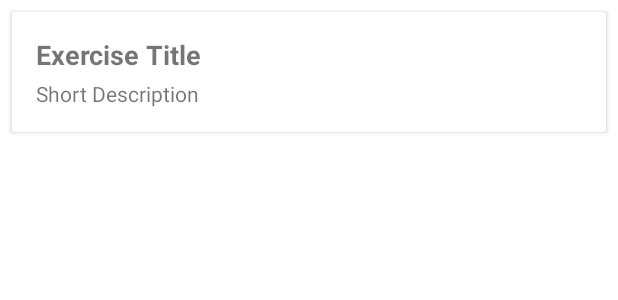
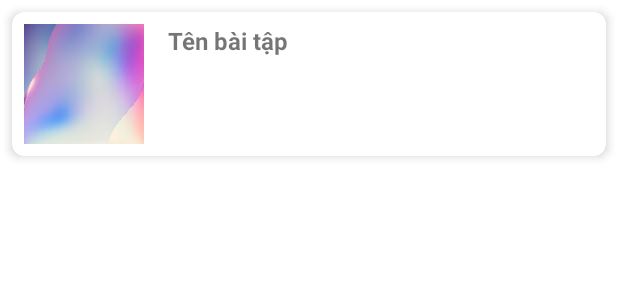
Before and after one commit to TeacherLoc/BaoCaoAndroid, an Android app: the layout exercise_item.xml on its own in the app's theme, with its tools: preview values and no code run, on a phone screen of 412 x 824 dp. Shown: the top 300 px of the screen. Run offline under Robolectric (Android 15) with nearby library versions, the light colour scheme and no system bars; Roboto replaces fonts that are not available here.

Commit message:
up lan 2
sửa tâp thể dục

```diff
--- a/app_android-master/app/build.gradle.kts
+++ b/app_android-master/app/build.gradle.kts
@@ -2,6 +2,7 @@ plugins {
     alias(libs.plugins.android.application)
     alias(libs.plugins.kotlin.android)
     id("com.google.gms.google-services")
+    id("androidx.navigation.safeargs.kotlin")
 }
 
 android {
@@ -36,6 +37,7 @@ android {
     buildFeatures {
         viewBinding = true
     }
+
 }
 
 dependencies {
@@ -50,10 +52,13 @@ dependencies {
     implementation(libs.androidx.activity)
     implementation(libs.firebase.database.ktx)
     implementation(libs.firebase.firestore.ktx)
+    implementation("androidx.navigation:navigation-fragment-ktx:2.8.5")
+    implementation("androidx.navigation:navigation-ui-ktx:2.8.5")
     testImplementation(libs.junit)
     androidTestImplementation(libs.androidx.junit)
     androidTestImplementation(libs.androidx.espresso.core)
     implementation("com.github.PhilJay:MPAndroidChart:v3.1.0")
     implementation(platform("com.google.firebase:firebase-bom:33.5.0"))
+
     implementation("com.google.firebase:firebase-analytics")
 }
--- a/app_android-master/app/src/main/java/com/example/app_n1/MainActivity.kt
+++ b/app_android-master/app/src/main/java/com/example/app_n1/MainActivity.kt
@@ -25,7 +25,7 @@ class MainActivity : AppCompatActivity() {
 
         val appBarConfiguration = AppBarConfiguration(
             setOf(
-                R.id.navigation_home, R.id.navigation_favorite, R.id.navigation_aboutme
+                R.id.navigation_home, R.id.navigation_exercise, R.id.navigation_aboutme
             )
         )
         setupActionBarWithNavController(navController, appBarConfiguration)
--- a/app_android-master/app/src/main/java/com/example/app_n1/models/modelsAll.kt
+++ b/app_android-master/app/src/main/java/com/example/app_n1/models/modelsAll.kt
@@ -48,7 +48,8 @@ data class DailyLog(
 
 data class Exercise(
     val title: String,
-    val description: String
+    val description: String,
+    val imageResId: Int
 )
 
 data class Meal(
--- a/app_android-master/app/src/main/java/com/example/app_n1/ui/home/HomeFragment.kt
+++ b/app_android-master/app/src/main/java/com/example/app_n1/ui/home/HomeFragment.kt
@@ -144,6 +144,9 @@ class HomeFragment : Fragment() {
             alertDialog.dismiss()
         }
 
+        dialogView.findViewById<Button>(R.id.cancel_buttones).setOnClickListener {
+        }
+
         // Hiển thị AlertDialog
         alertDialog.show()
     }
--- a/app_android-master/app/src/main/res/layout/bottom_sheet_layout.xml
+++ b/app_android-master/app/src/main/res/layout/bottom_sheet_layout.xml
@@ -29,6 +29,7 @@
         android:textSize="18sp"
         android:paddingTop="20sp"
         android:textStyle="bold" />
+
     <Button
         android:id="@+id/cancel_buttones"
         android:layout_width="match_parent"
--- a/app_android-master/app/src/main/res/layout/exercise_item.xml
+++ b/app_android-master/app/src/main/res/layout/exercise_item.xml
@@ -1,30 +1,34 @@
 <?xml version="1.0" encoding="utf-8"?>
 <androidx.cardview.widget.CardView xmlns:android="http://schemas.android.com/apk/res/android"
+    xmlns:app="http://schemas.android.com/apk/res-auto"
     android:layout_width="match_parent"
     android:layout_height="wrap_content"
     android:layout_margin="8dp"
-    android:elevation="4dp">
+    app:cardCornerRadius="8dp"
+    app:cardElevation="4dp">
 
     <LinearLayout
         android:layout_width="match_parent"
         android:layout_height="wrap_content"
-        android:orientation="vertical"
-        android:padding="16dp">
+        android:orientation="horizontal"
+        android:padding="8dp">
+
+        <ImageView
+            android:id="@+id/imageExercise"
+            android:layout_width="80dp"
+            android:layout_height="80dp"
+            android:scaleType="centerCrop"
+            android:src="@drawable/decor_anh" />
 
         <TextView
-            android:id="@+id/tv_exercise_title"
-            android:layout_width="wrap_content"
+            android:id="@+id/textExerciseTitle"
+            android:layout_width="0dp"
             android:layout_height="wrap_content"
-            android:text="Exercise Title"
-            android:textSize="18sp"
+            android:layout_marginStart="16dp"
+            android:layout_weight="1"
+            android:text="Tên bài tập"
+            android:textSize="16sp"
             android:textStyle="bold" />
 
-        <TextView
-            android:id="@+id/tv_exercise_description"
-            android:layout_width="wrap_content"
-            android:layout_height="wrap_content"
-            android:text="Short Description"
-            android:textSize="14sp"
-            android:layout_marginTop="4dp" />
     </LinearLayout>
 </androidx.cardview.widget.CardView>
--- a/app_android-master/app/src/main/res/layout/fragment_home.xml
+++ b/app_android-master/app/src/main/res/layout/fragment_home.xml
@@ -353,7 +353,6 @@
                 </LinearLayout>
             </androidx.cardview.widget.CardView>
             <LinearLayout
-                xmlns:android="http://schemas.android.com/apk/res/android"
                 android:layout_width="match_parent"
                 android:layout_height="wrap_content"
                 android:orientation="vertical"
@@ -421,7 +420,7 @@
                     android:id="@+id/recyclernote"
                     android:layout_width="match_parent"
                     android:layout_height="wrap_content"
-                    android:padding="5sp"/>
+                    android:padding="5sp" />
             </LinearLayout>
 
         </LinearLayout>
--- a/app_android-master/app/src/main/res/menu/bottom_nav_menu.xml
+++ b/app_android-master/app/src/main/res/menu/bottom_nav_menu.xml
@@ -2,7 +2,7 @@
 <menu xmlns:android="http://schemas.android.com/apk/res/android">
 
     <item
-        android:id="@+id/navigation_favorite"
+        android:id="@+id/navigation_exercise"
         android:icon="@drawable/baseline_favorite_24"
         android:title="@string/title_exercise" />
 
--- a/app_android-master/build.gradle.kts
+++ b/app_android-master/build.gradle.kts
@@ -3,4 +3,10 @@ plugins {
     alias(libs.plugins.android.application) apply false
     alias(libs.plugins.kotlin.android) apply false
     id("com.google.gms.google-services") version "4.4.2" apply false
+
 }
+buildscript{
+   dependencies{
+       classpath("androidx.navigation:navigation-safe-args-gradle-plugin:2.8.5")
+   }
+}
```
Also changed, not shown: app_android-master/app/src/main/AndroidManifest.xml (+7 -0 lines), app_android-master/app/src/main/java/com/example/app_n1/Adapter/ExerciseAdapter.kt (+13 -14 lines), app_android-master/app/src/main/java/com/example/app_n1/ui/exercise/ExerciseDetailFragment.kt (added, +37 -0 lines), app_android-master/app/src/main/java/com/example/app_n1/ui/exercise/ExerciseFragment.kt (+25 -38 lines), app_android-master/app/src/main/res/layout/exercise_detail_fragment.xml (added, +33 -0 lines), app_android-master/app/src/main/res/navigation/mobile_navigation.xml (+25 -1 lines).
